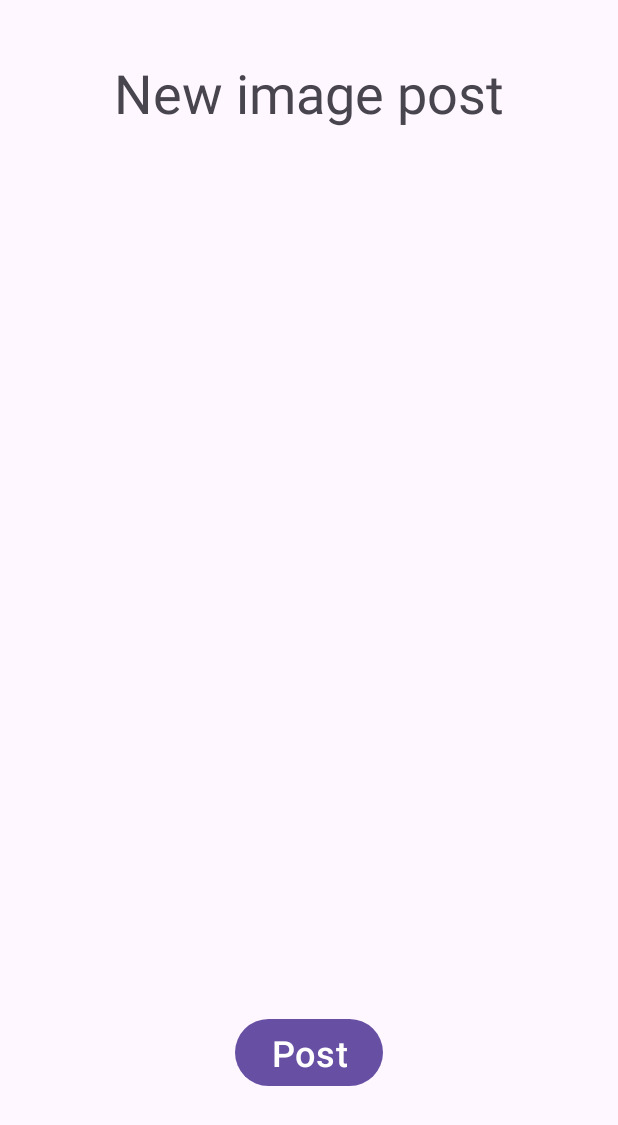
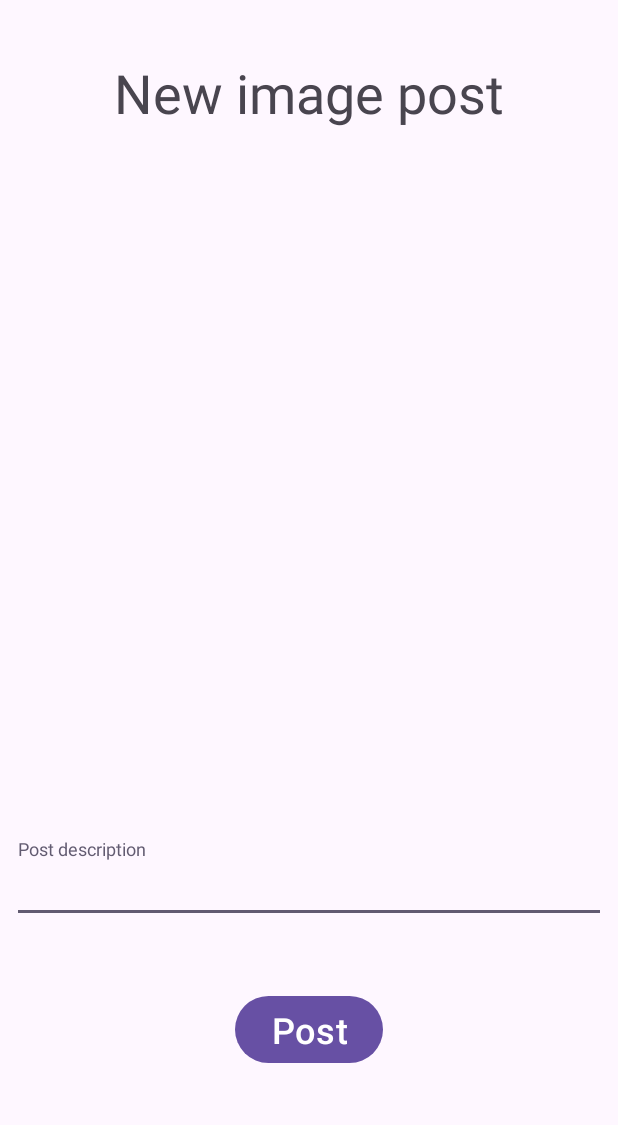
Before and after one commit to Vlad-Dima21/SocialSharing, an Android app built with Jetpack Compose: the screen it shows after launch once a user with an empty profile is signed in (CreatePostActivity), after a tap on "Create post", on a phone screen of 412 x 824 dp. Shown: the top 1125 px of the screen. Run offline under Robolectric (Android 15) with nearby library versions, the phone set to English and light mode, and no system bars; our stand-ins replace Firebase (no records; nobody signed in at launch, a user with empty details on screens opened directly); 3 statements that could not run were skipped.

```diff
--- a/app/src/main/java/com/vladima/cursandroid/models/UserPost.kt
+++ b/app/src/main/java/com/vladima/cursandroid/models/UserPost.kt
@@ -3,6 +3,7 @@ package com.vladima.cursandroid.models
 import android.graphics.Bitmap
 
 data class UserPost(
+    var fileName: String = "",
     var imageBitmap: Bitmap,
     var imageDescription: String = ""
 )
--- a/app/src/main/java/com/vladima/cursandroid/ui/main/MainActivity.kt
+++ b/app/src/main/java/com/vladima/cursandroid/ui/main/MainActivity.kt
@@ -23,11 +23,11 @@ class MainActivity : AppCompatActivity() {
         setSupportActionBar(binding.materialToolbar2)
 
         setContentView(binding.root)
-        replaceFragment(HomeFragment(homeViewModel))
+        replaceFragment(HomeFragment())
 
         binding.bottomNavigationView.setOnItemSelectedListener { item ->
             when(item.itemId) {
-                R.id.home -> replaceFragment(HomeFragment(homeViewModel))
+                R.id.home -> replaceFragment(HomeFragment())
                 R.id.friends -> replaceFragment(FriendsFragment())
                 R.id.settings -> replaceFragment(SettingsFragment())
             }
--- a/app/src/main/java/com/vladima/cursandroid/ui/main/home/HomeFragment.kt
+++ b/app/src/main/java/com/vladima/cursandroid/ui/main/home/HomeFragment.kt
@@ -10,6 +10,7 @@ import androidx.fragment.app.Fragment
 import androidx.fragment.app.FragmentFactory
 import androidx.fragment.app.viewModels
 import androidx.lifecycle.ViewModelProvider
+import androidx.lifecycle.ViewModelStoreOwner
 import androidx.lifecycle.lifecycleScope
 import androidx.recyclerview.widget.LinearLayoutManager
 import com.google.firebase.auth.FirebaseAuth
@@ -29,7 +30,7 @@ import kotlinx.coroutines.launch
 import kotlinx.coroutines.tasks.await
 import kotlinx.coroutines.withContext
 
-class HomeFragment(private val viewModel: HomeViewModel) : Fragment() {
+class HomeFragment : Fragment() {
 
     private lateinit var binding: FragmentHomeBinding
     private var userPosts = listOf<UserPost>()
@@ -38,18 +39,25 @@ class HomeFragment(private val viewModel: HomeViewModel) : Fragment() {
         inflater: LayoutInflater, container: ViewGroup?,
         savedInstanceState: Bundle?
     ): View? {
+
+        val viewModel =
+            ViewModelProvider(activity as ViewModelStoreOwner)[HomeViewModel::class.java]
+
         binding = FragmentHomeBinding.inflate(layoutInflater)
         (activity as AppCompatActivity).supportActionBar?.let {
             it.title = getString(R.string.your_recent_activity)
         }
 
-        binding.rvPosts.addItemDecoration(MarginItemDecoration(100))
+        binding.rvPosts.addItemDecoration(MarginItemDecoration(80))
 
         lifecycleScope.launch {
             viewModel.userPosts.collect { list ->
-                if (list.isNotEmpty()) {
-                    with(binding) {
+                with(binding) {
+                    if (userPosts.isEmpty() && list.isNotEmpty()) {
                         rvPosts.layoutManager = LinearLayoutManager(context)
+                        userPosts = list
+                        rvPosts.adapter = HomeAdapter(userPosts)
+                    } else {
                         userPosts = list
                         rvPosts.adapter = HomeAdapter(userPosts)
                     }
@@ -71,6 +79,8 @@ class HomeFragment(private val viewModel: HomeViewModel) : Fragment() {
                             swipeRefresh.isRefreshing = false
                             if (userPosts.isEmpty()) {
                                 noPosts.visibility = View.VISIBLE
+                            } else {
+                                noPosts.visibility = View.GONE
                             }
                         }
                     }
--- a/app/src/main/java/com/vladima/cursandroid/ui/main/home/HomeViewModel.kt
+++ b/app/src/main/java/com/vladima/cursandroid/ui/main/home/HomeViewModel.kt
@@ -1,10 +1,14 @@
 package com.vladima.cursandroid.ui.main.home
 
+import android.graphics.Bitmap
 import android.graphics.BitmapFactory
 import android.util.Log
 import androidx.lifecycle.ViewModel
 import com.google.firebase.auth.FirebaseAuth
+import com.google.firebase.firestore.ktx.firestore
+import com.google.firebase.ktx.Firebase
 import com.google.firebase.storage.FirebaseStorage
+import com.vladima.cursandroid.models.DbUserPost
 import com.vladima.cursandroid.models.User
 import com.vladima.cursandroid.models.UserPost
 import kotlinx.coroutines.CoroutineScope
@@ -19,11 +23,8 @@ import java.io.File
 class HomeViewModel: ViewModel() {
 
     private val auth = FirebaseAuth.getInstance()
-//    private val storageRef = FirebaseStorage.getInstance().reference.child("${auth.currentUser!!.uid}/")
-    private val storageRef = FirebaseStorage.getInstance().reference.child("${auth.currentUser!!.uid}")
+    private val storageRef = FirebaseStorage.getInstance().reference.child(auth.currentUser!!.uid)
 
-    private val _currentUser = MutableStateFlow<User?>(null)
-    val currentUser = _currentUser.asStateFlow()
     private val _userPosts = MutableStateFlow(listOf<UserPost>())
     val userPosts = _userPosts.asStateFlow()
     private val _isLoading = MutableStateFlow(false)
@@ -31,37 +32,46 @@ class HomeViewModel: ViewModel() {
 
     private val tempFiles = mutableListOf<File>()
 
+    private val currentUser = FirebaseAuth.getInstance().currentUser!!
+    private val userPostsCollection = Firebase.firestore.collection("userPosts")
+
     init {
         loadCurrentUserPosts()
     }
 
     fun loadCurrentUserPosts() = CoroutineScope(Dispatchers.IO).launch {
         _isLoading.emit(true)
+
+        val dbUserPosts = userPostsCollection.whereEqualTo("userUID", currentUser.uid).get().await().documents.map {
+            it.toObject(DbUserPost::class.java)!!
+        }
+
         val imageRefs = storageRef.listAll().await()
         val userPosts = mutableListOf<UserPost>()
         val jobs = mutableListOf<Job>()
         imageRefs.items.forEachIndexed { index, storageReference ->
             jobs.add(
                 launch(Dispatchers.IO) {
-//                    val localFile = File.createTempFile("${auth.currentUser!!.uid}_$index", "jpg")
                     val localFile = File.createTempFile(storageReference.name, "jpg")
                     tempFiles.add(localFile)
                     storageReference.getFile(localFile).await()
-                    val bitmap = BitmapFactory.decodeFile(localFile.absolutePath)
-                    userPosts.add(UserPost(bitmap!!, storageReference.name))
+                    val fbBitmap = BitmapFactory.decodeFile(localFile.absolutePath)
+                    // codul de mai jos e pentru a reduce memoria consumata de imaginile din recycler view
+                    val bitmap = Bitmap.createScaledBitmap(fbBitmap, fbBitmap.width / 2, fbBitmap.height / 2, false)
+                    userPosts.add(UserPost(storageReference.name, bitmap!!, dbUserPosts.find { it.fileName == storageReference.name }?.description ?: storageReference.name))
                 }
             )
         }
         jobs.forEach {
             it.join()
         }
-        userPosts.sortBy { it.imageDescription }
+        userPosts.sortedByDescending { dbUserPosts.find { it2 -> it2.fileName == it.fileName }?.createDate }
         _userPosts.emit(userPosts)
         _isLoading.emit(false)
         clearCache()
     }
 
-    fun clearCache() = tempFiles.forEach {
+    private fun clearCache() = tempFiles.forEach {
         it.delete()
     }
 }
--- a/app/src/main/res/layout/activity_create_post.xml
+++ b/app/src/main/res/layout/activity_create_post.xml
@@ -47,14 +47,14 @@
         android:textSize="24sp"
         app:layout_constraintEnd_toEndOf="parent"
         app:layout_constraintStart_toStartOf="parent"
-        app:layout_constraintTop_toBottomOf="@+id/new_post_image" />
+        app:layout_constraintTop_toBottomOf="@+id/description" />
 
     <androidx.constraintlayout.widget.Guideline
         android:id="@+id/guideline3"
         android:layout_width="wrap_content"
         android:layout_height="wrap_content"
         android:orientation="horizontal"
-        app:layout_constraintGuide_percent="0.8" />
+        app:layout_constraintGuide_percent="0.65" />
 
     <ProgressBar
         android:id="@+id/progressBar"
@@ -67,4 +67,25 @@
         app:layout_constraintStart_toEndOf="@+id/create_post_btn"
         app:layout_constraintTop_toTopOf="@+id/create_post_btn" />
 
+    <com.google.android.material.textfield.TextInputLayout
+        android:id="@+id/description"
+        style="@style/Widget.Design.TextInputLayout"
+        android:layout_width="0dp"
+        android:layout_height="wrap_content"
+        android:layout_marginStart="8dp"
+        android:layout_marginTop="32dp"
+        android:layout_marginEnd="8dp"
+        android:hint="@string/post_description"
+        app:errorEnabled="true"
+        app:helperTextTextColor="@color/red"
+        app:layout_constraintEnd_toEndOf="parent"
+        app:layout_constraintStart_toStartOf="parent"
+        app:layout_constraintTop_toBottomOf="@+id/new_post_image">
+
+        <com.google.android.material.textfield.TextInputEditText
+            android:id="@+id/description_edt"
+            android:layout_width="match_parent"
+            android:layout_height="match_parent" />
+    </com.google.android.material.textfield.TextInputLayout>
+
 </androidx.constraintlayout.widget.ConstraintLayout>
--- a/app/src/main/res/values/colors.xml
+++ b/app/src/main/res/values/colors.xml
@@ -7,4 +7,5 @@
     <color name="teal_700">#FF018786</color>
     <color name="black">#FF000000</color>
     <color name="white">#FFFFFFFF</color>
+    <color name="red">#F44336</color>
 </resources>
--- a/app/src/main/res/values/strings.xml
+++ b/app/src/main/res/values/strings.xml
@@ -64,4 +64,7 @@
     <string name="create_post">Create post</string>
     <string name="new_image_post">New image post</string>
     <string name="action_cancelled">Action cancelled</string>
+    <string name="post_description">Post description</string>
+    <string name="post_error">There was an error creating the post</string>
+    <string name="post_success">Post created</string>
 </resources>
```
Also changed, not shown: app/src/main/java/com/vladima/cursandroid/models/DbUserPost.kt (added, +10 -0 lines), app/src/main/java/com/vladima/cursandroid/ui/main/new_post/CreatePostActivity.kt (+28 -9 lines), app/src/main/res/layout/fragment_friends.xml (+2 -8 lines), app/src/main/res/layout/image_viewholder.xml (+28 -10 lines).
